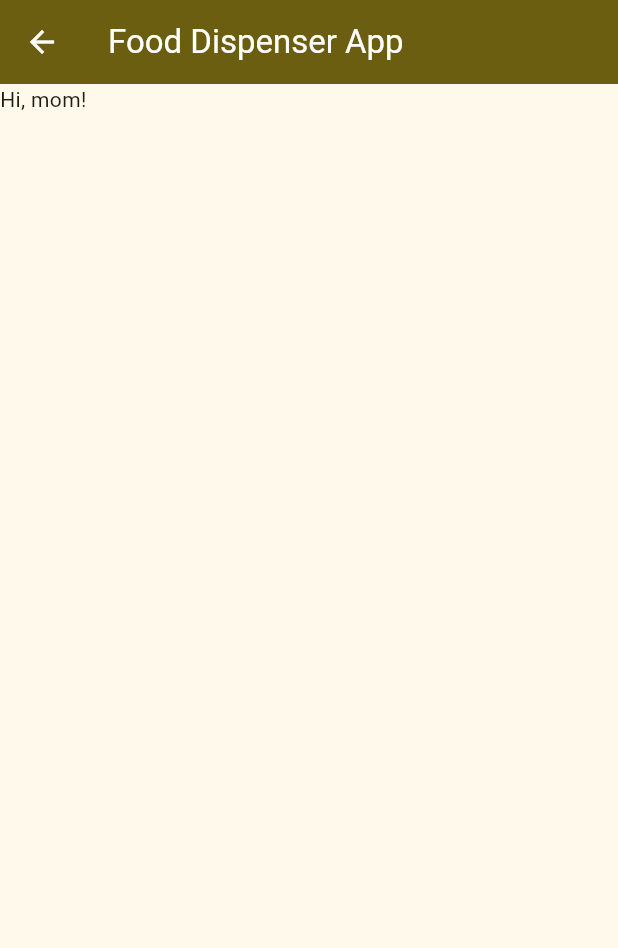
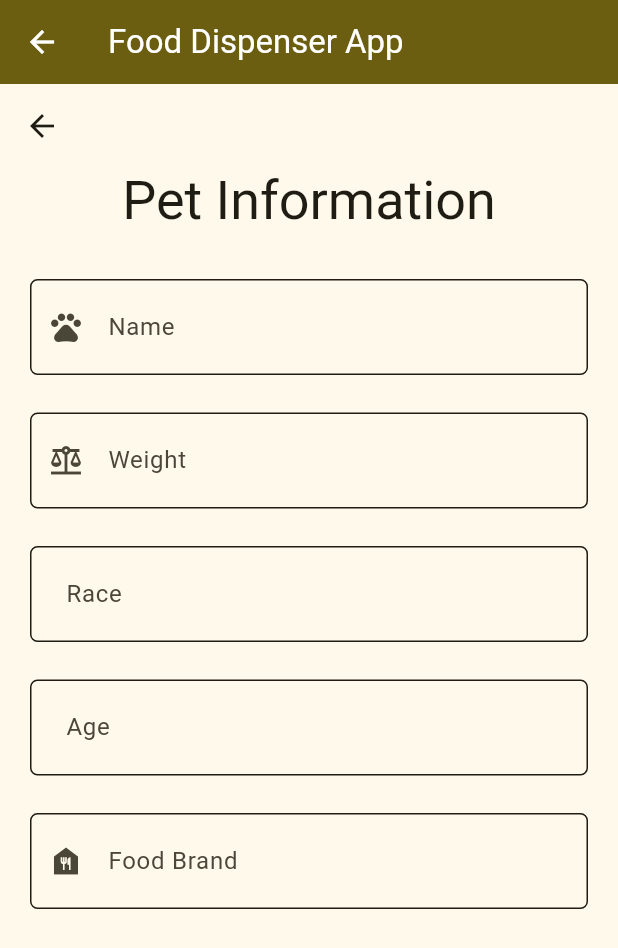
Before and after one commit to Oktuvida/doza-pet-app, a Flutter app: the HomeScreen screen opened by its route, on a phone screen of 412 x 824 dp. Shown: the top 948 px of the screen. Run offline on Flutter 3.47's test engine with Material 2 defaults, Android fonts, the phone set to English and light mode, and no system bars; our stand-ins replace flutter_riverpod, fpdart, supabase_flutter; accounts and stored records are empty; generated files the repository leaves out were written again; network calls fail.

Commit message:
feat: add pet information feature

```diff
--- a/assets/l10n/app_en.arb
+++ b/assets/l10n/app_en.arb
@@ -11,5 +11,13 @@
   "signUp": "Sign Up",
 
   "signInAsk": "Already registered?",
-  "signIn": "Sign In"
+  "signIn": "Sign In",
+
+  "name": "Name",
+  "weight": "Weight",
+  "race": "Race",
+  "age": "Age",
+  "foodBrand": "Food Brand",
+
+  "petInformation": "Pet Information"
 }
--- a/assets/l10n/app_es.arb
+++ b/assets/l10n/app_es.arb
@@ -11,5 +11,13 @@
   "signUp": "Regístrate",
 
   "signInAsk": "¿Ya estás registrado?",
-  "signIn": "Inicia sesión"
+  "signIn": "Inicia sesión",
+
+  "name": "Nombre",
+  "weight": "Peso",
+  "race": "Raza",
+  "age": "Edad",
+  "foodBrand": "Marca de alimento",
+
+  "petInformation": "Información de la mascota"
 }
--- a/lib/common/screens/home_screen.dart
+++ b/lib/common/screens/home_screen.dart
@@ -1,4 +1,5 @@
 import 'package:doza_pet/constants/constants.dart';
+import 'package:doza_pet/features/register_pet/screens/pet_information_screen.dart';
 import 'package:flutter/material.dart';
 
 class HomeScreen extends StatefulWidget {
@@ -19,6 +20,6 @@ class _HomeScreenState extends State<HomeScreen> {
           backgroundColor: theme.colorScheme.primary,
           foregroundColor: theme.colorScheme.onPrimary,
         ),
-        body: const Text("Hi, mom!"));
+        body: const PetInformationScreen());
   }
 }
--- a/lib/features/auth/controller/auth_controller.dart
+++ b/lib/features/auth/controller/auth_controller.dart
@@ -1,4 +1,5 @@
 import 'package:doza_pet/apis/auth_api.dart';
+import 'package:doza_pet/constants/constants.dart';
 import 'package:doza_pet/core/utils.dart';
 import 'package:doza_pet/models/models.dart';
 import 'package:doza_pet/repositories/repositories.dart';
@@ -26,10 +27,13 @@ class AuthController extends StateNotifier<bool> {
     state = true;
     final res = await _authAPI.signUp(email: email, password: password);
 
-    res.fold((l) => showSnackBar(context, l.message), (r) async {
+    if (res.isRight()) {
       final user = User(email, phone);
+      await _userRepository.insert(user);
+    }
 
-      await _userRepository.insert(user);
+    res.fold((l) => showSnackBar(context, l.message), (r) {
+      Navigator.pushReplacementNamed(context, RouteConstants.root);
     });
   }
 
@@ -40,7 +44,7 @@ class AuthController extends StateNotifier<bool> {
     state = true;
     final res = await _authAPI.signIn(email: email, password: password);
 
-    res.fold(
-        (l) => showSnackBar(context, l.message), (r) => debugPrint(r?.email));
+    res.fold((l) => showSnackBar(context, l.message),
+        (r) => Navigator.pushReplacementNamed(context, RouteConstants.root));
   }
 }
--- a/lib/features/auth/widgets/auth_field.dart
+++ b/lib/features/auth/widgets/auth_field.dart
@@ -5,16 +5,16 @@ class AuthField extends StatelessWidget {
   final TextEditingController controller;
   final String hintText;
   final bool obscureText;
-  final TextInputType keyboardType;
-  final List<TextInputFormatter> inputFormatters;
+  final TextInputType? keyboardType;
+  final List<TextInputFormatter>? inputFormatters;
 
   const AuthField(
       {super.key,
       required this.controller,
       required this.hintText,
       this.obscureText = false,
-      this.keyboardType = TextInputType.text,
-      this.inputFormatters = const []});
+      this.keyboardType,
+      this.inputFormatters});
 
   @override
   Widget build(BuildContext context) {
--- /dev/null
+++ b/lib/features/register_pet/screens/pet_information_screen.dart
@@ -0,0 +1,98 @@
+import 'package:doza_pet/features/register_pet/widgets/pet_field.dart';
+import 'package:flutter/material.dart';
+import 'package:flutter/services.dart';
+import 'package:flutter_gen/gen_l10n/app_localizations.dart';
+
+class PetInformationScreen extends StatefulWidget {
+  const PetInformationScreen({super.key});
+
+  @override
+  State<PetInformationScreen> createState() => _PetInformationScreenState();
+}
+
+class _PetInformationScreenState extends State<PetInformationScreen> {
+  final appBar = AppBar();
+
+  final nameControler = TextEditingController();
+  final weightController = TextEditingController();
+  final raceController = TextEditingController();
+  final ageController = TextEditingController();
+  final foodBrandController = TextEditingController();
+
+  @override
+  void dispose() {
+    nameControler.dispose();
+    weightController.dispose();
+    raceController.dispose();
+    ageController.dispose();
+    foodBrandController.dispose();
+    super.dispose();
+  }
+
+  @override
+  Widget build(BuildContext context) {
+    final localizations = AppLocalizations.of(context)!;
+    final theme = Theme.of(context);
+    return Scaffold(
+        appBar: appBar,
+        body: SingleChildScrollView(
+          child: Column(
+            children: [
+              RichText(
+                  text: TextSpan(
+                      text: localizations.petInformation,
+                      style: theme.textTheme.displaySmall)),
+              const SizedBox(
+                height: 30,
+              ),
+              Center(
+                child: Padding(
+                  padding: const EdgeInsets.symmetric(horizontal: 20),
+                  child: Column(children: [
+                    PetField(
+                      controller: nameControler,
+                      hintText: localizations.name,
+                      icon: const Icon(Icons.pets),
+                      keyboardType: TextInputType.name,
+                    ),
+                    const SizedBox(
+                      height: 25,
+                    ),
+                    PetField(
+                      controller: weightController,
+                      hintText: localizations.weight,
+                      icon: const Icon(Icons.balance),
+                      keyboardType: TextInputType.number,
+                    ),
+                    const SizedBox(
+                      height: 25,
+                    ),
+                    PetField(
+                        controller: raceController,
+                        hintText: localizations.race),
+                    const SizedBox(
+                      height: 25,
+                    ),
+                    PetField(
+                      controller: ageController,
+                      hintText: localizations.age,
+                      keyboardType: TextInputType.number,
+                      inputFormatters: [FilteringTextInputFormatter.digitsOnly],
+                    ),
+                    const SizedBox(
+                      height: 25,
+                    ),
+                    PetField(
+                      controller: foodBrandController,
+                      hintText: localizations.foodBrand,
+                      icon: const Icon(Icons.food_bank),
+                      keyboardType: TextInputType.name,
+                    )
+                  ]),
+                ),
+              ),
+            ],
+          ),
+        ));
+  }
+}
--- /dev/null
+++ b/lib/features/register_pet/widgets/pet_field.dart
@@ -0,0 +1,40 @@
+import 'package:flutter/material.dart';
+import 'package:flutter/services.dart';
+
+class PetField extends StatelessWidget {
+  final TextEditingController controller;
+  final String hintText;
+  final Icon? icon;
+  final TextInputType? keyboardType;
+  final List<TextInputFormatter>? inputFormatters;
+
+  const PetField(
+      {super.key,
+      required this.hintText,
+      this.icon,
+      required this.controller,
+      this.keyboardType,
+      this.inputFormatters});
+
+  @override
+  Widget build(BuildContext context) {
+    final theme = Theme.of(context);
+
+    return TextFormField(
+      controller: controller,
+      decoration: InputDecoration(
+          focusedBorder: OutlineInputBorder(
+              borderRadius: BorderRadius.circular(5),
+              borderSide:
+                  BorderSide(width: 3, color: theme.colorScheme.primary)),
+          enabledBorder: OutlineInputBorder(
+              borderRadius: BorderRadius.circular(5),
+              borderSide: BorderSide(color: theme.colorScheme.onBackground)),
+          contentPadding: const EdgeInsets.all(20),
+          hintText: hintText,
+          prefixIcon: icon),
+      keyboardType: keyboardType,
+      inputFormatters: inputFormatters,
+    );
+  }
+}
```
